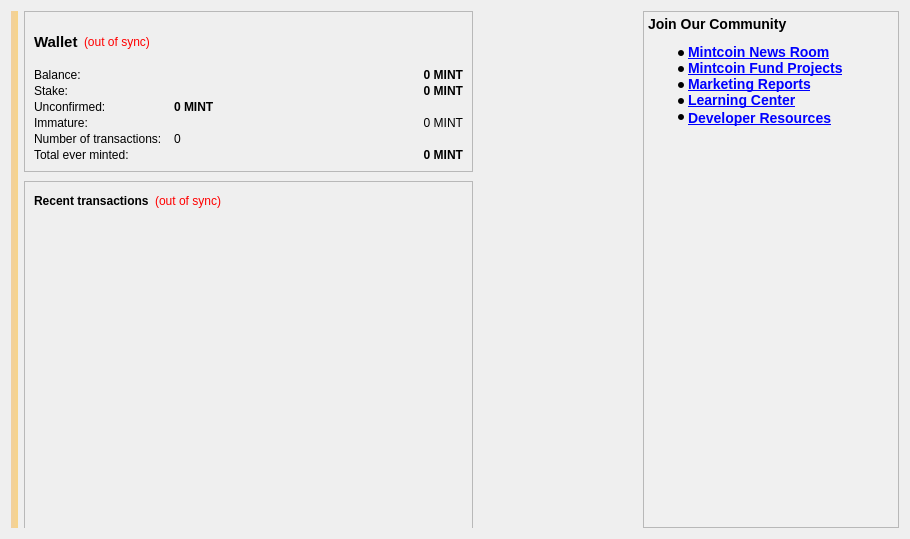
Before: the Qt Designer form src/qt/forms/overviewpage.ui in MintcoinCommunity/Mintcoin-Desktop-Wallet, drawn with Qt 5.
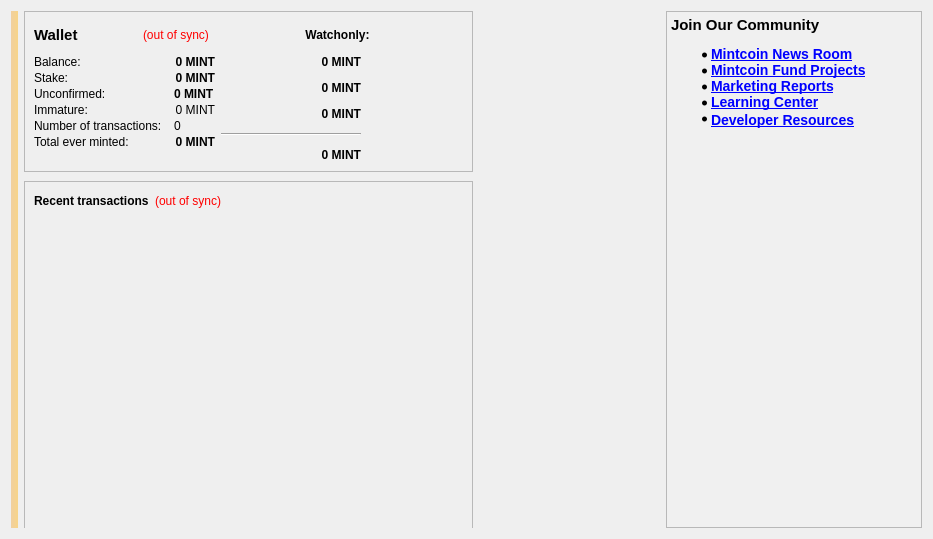
After: the same form once the commit is applied. Icons and pictures are not drawn.

What changed in the file:
```diff
--- a/src/qt/forms/overviewpage.ui
+++ b/src/qt/forms/overviewpage.ui
@@ -6,20 +6,14 @@
    <rect>
     <x>0</x>
     <y>0</y>
-    <width>910</width>
+    <width>933</width>
     <height>539</height>
    </rect>
   </property>
-  <property name="minimumSize">
-   <size>
-    <width>0</width>
-    <height>0</height>
-   </size>
-  </property>
   <property name="windowTitle">
    <string>Form</string>
   </property>
-  <layout class="QHBoxLayout" name="horizontalLayout" stretch="0,1">
+  <layout class="QHBoxLayout" name="horizontalLayout" stretch="0,1,0">
     <item>
     <widget class="QLabel" name="labelAlerts">
      <property name="visible">
@@ -68,9 +62,11 @@
       </property>
       <layout class="QVBoxLayout" name="verticalLayout_8">
        <item>
-        <layout class="QHBoxLayout" name="horizontalLayout_6">
+        <layout class="QHBoxLayout" name="horizontalLayout_4">
          <item>
-          <widget class="QLabel" name="label_13">
+          <layout class="QHBoxLayout" name="horizontalLayout_7">
+           <item>
+            <widget class="QLabel" name="label_5">
            <property name="font">
             <font>
              <pointsize>11</pointsize>
@@ -99,11 +95,34 @@
            </property>
           </widget>
          </item>
+          </layout>
+         </item>
          <item>
-          <spacer name="horizontalSpacer_4">
+          <layout class="QHBoxLayout" name="horizontalLayout_8">
+           <item>
+            <widget class="QLabel" name="labelWatchonly">
+             <property name="font">
+              <font>
+               <weight>75</weight>
+               <bold>true</bold>
+              </font>
+             </property>
+             <property name="text">
+              <string>Watchonly:</string>
+             </property>
+             <property name="alignment">
+              <set>Qt::AlignCenter</set>
+             </property>
+            </widget>
+           </item>
+           <item>
+            <spacer name="horizontalSpacer_2">
            <property name="orientation">
             <enum>Qt::Horizontal</enum>
            </property>
+             <property name="sizeType">
+              <enum>QSizePolicy::Preferred</enum>
+             </property>
            <property name="sizeHint" stdset="0">
             <size>
              <width>40</width>
@@ -114,8 +133,12 @@
          </item>
         </layout>
        </item>
+        </layout>
+       </item>
        <item>
-        <layout class="QFormLayout" name="formLayout_4">
+        <layout class="QHBoxLayout" name="horizontalLayout_3">
+         <item>
+          <layout class="QFormLayout" name="formLayout_2">
          <property name="fieldGrowthPolicy">
           <enum>QFormLayout::AllNonFixedFieldsGrow</enum>
          </property>
@@ -289,7 +312,157 @@
          </item>
         </layout>
        </item>
-      </layout>
+         <item>
+          <layout class="QFormLayout" name="formLayout">
+           <property name="fieldGrowthPolicy">
+            <enum>QFormLayout::AllNonFixedFieldsGrow</enum>
+           </property>
+           <property name="horizontalSpacing">
+            <number>12</number>
+           </property>
+           <property name="verticalSpacing">
+            <number>12</number>
+           </property>
+           <item row="0" column="1">
+            <widget class="QLabel" name="labelWatchAvailable">
+             <property name="font">
+              <font>
+               <weight>75</weight>
+               <bold>true</bold>
+              </font>
+             </property>
+             <property name="cursor">
+              <cursorShape>IBeamCursor</cursorShape>
+             </property>
+             <property name="toolTip">
+              <string>Your current balance in watchonly addresses</string>
+             </property>
+             <property name="text">
+              <string>0 MINT</string>
+             </property>
+             <property name="alignment">
+              <set>Qt::AlignRight|Qt::AlignTrailing|Qt::AlignVCenter</set>
+             </property>
+             <property name="textInteractionFlags">
+              <set>Qt::LinksAccessibleByMouse|Qt::TextSelectableByKeyboard|Qt::TextSelectableByMouse</set>
+             </property>
+            </widget>
+           </item>
+           <item row="1" column="1">
+            <widget class="QLabel" name="labelWatchPending">
+             <property name="font">
+              <font>
+               <weight>75</weight>
+               <bold>true</bold>
+              </font>
+             </property>
+             <property name="cursor">
+              <cursorShape>IBeamCursor</cursorShape>
+             </property>
+             <property name="toolTip">
+              <string>Unconfirmed transactions to watchonly addresses</string>
+             </property>
+             <property name="text">
+              <string>0 MINT</string>
+             </property>
+             <property name="alignment">
+              <set>Qt::AlignRight|Qt::AlignTrailing|Qt::AlignVCenter</set>
+             </property>
+             <property name="textInteractionFlags">
+              <set>Qt::LinksAccessibleByMouse|Qt::TextSelectableByKeyboard|Qt::TextSelectableByMouse</set>
+             </property>
+            </widget>
+           </item>
+           <item row="2" column="1">
+            <widget class="QLabel" name="labelWatchImmature">
+             <property name="font">
+              <font>
+               <weight>75</weight>
+               <bold>true</bold>
+              </font>
+             </property>
+             <property name="cursor">
+              <cursorShape>IBeamCursor</cursorShape>
+             </property>
+             <property name="toolTip">
+              <string>Mined balance in watchonly addresses that has not yet matured</string>
+             </property>
+             <property name="text">
+              <string>0 MINT</string>
+             </property>
+             <property name="alignment">
+              <set>Qt::AlignRight|Qt::AlignTrailing|Qt::AlignVCenter</set>
+             </property>
+             <property name="textInteractionFlags">
+              <set>Qt::LinksAccessibleByMouse|Qt::TextSelectableByKeyboard|Qt::TextSelectableByMouse</set>
+             </property>
+            </widget>
+           </item>
+           <item row="3" column="0" colspan="2">
+            <widget class="Line" name="lineWatchBalance">
+             <property name="sizePolicy">
+              <sizepolicy hsizetype="Preferred" vsizetype="Fixed">
+               <horstretch>0</horstretch>
+               <verstretch>0</verstretch>
+              </sizepolicy>
+             </property>
+             <property name="minimumSize">
+              <size>
+               <width>140</width>
+               <height>0</height>
+              </size>
+             </property>
+             <property name="orientation">
+              <enum>Qt::Horizontal</enum>
+             </property>
+            </widget>
+           </item>
+           <item row="4" column="1">
+            <widget class="QLabel" name="labelWatchTotal">
+             <property name="font">
+              <font>
+               <weight>75</weight>
+               <bold>true</bold>
+              </font>
+             </property>
+             <property name="cursor">
+              <cursorShape>IBeamCursor</cursorShape>
+             </property>
+             <property name="toolTip">
+              <string>Current total balance in watchonly addresses</string>
+             </property>
+             <property name="text">
+              <string>0 MINT</string>
+             </property>
+             <property name="alignment">
+              <set>Qt::AlignRight|Qt::AlignTrailing|Qt::AlignVCenter</set>
+             </property>
+             <property name="textInteractionFlags">
+              <set>Qt::LinksAccessibleByMouse|Qt::TextSelectableByKeyboard|Qt::TextSelectableByMouse</set>
+             </property>
+            </widget>
+           </item>
+          </layout>
+         </item>
+         <item>
+          <spacer name="horizontalSpacer_3">
+           <property name="orientation">
+            <enum>Qt::Horizontal</enum>
+           </property>
+           <property name="sizeType">
+            <enum>QSizePolicy::Expanding</enum>
+           </property>
+           <property name="sizeHint" stdset="0">
+            <size>
+             <width>20</width>
+             <height>20</height>
+            </size>
+           </property>
+          </spacer>
+         </item>
+        </layout>
+       </item>
+      </layout>
      </widget>
      <widget class="QFrame" name="frame_5">
       <property name="geometry">
@@ -320,7 +493,7 @@
         <number>9</number>
        </property>
        <item>
-        <layout class="QHBoxLayout" name="horizontalLayout_4">
+        <layout class="QHBoxLayout" name="horizontalLayout_2">
          <item>
           <widget class="QLabel" name="label_18">
            <property name="text">
@@ -390,13 +563,13 @@
         <string>&lt;!DOCTYPE HTML PUBLIC &quot;-//W3C//DTD HTML 4.0//EN&quot; &quot;http://www.w3.org/TR/REC-html40/strict.dtd&quot;&gt;
 &lt;html&gt;&lt;head&gt;&lt;meta name=&quot;qrichtext&quot; content=&quot;1&quot; /&gt;&lt;style type=&quot;text/css&quot;&gt;
 p, li { white-space: pre-wrap; }
-&lt;/style&gt;&lt;/head&gt;&lt;body style=&quot; font-family:'Cantarell'; font-size:11pt; font-weight:400; font-style:normal;&quot; bgcolor=&quot;#f0f0f0&quot;&gt;
-&lt;p style=&quot; margin-top:14px; margin-bottom:12px; margin-left:0px; margin-right:0px; -qt-block-indent:0; text-indent:0px;&quot;&gt;&lt;span style=&quot; font-family:'Odin Rounded'; font-size:large; font-weight:600;&quot;&gt;Join Our Community&lt;/span&gt;&lt;/p&gt;
-&lt;ul style=&quot;margin-top: 0px; margin-bottom: 0px; margin-left: 0px; margin-right: 0px; -qt-list-indent: 1;&quot;&gt;&lt;li style=&quot; font-size:16px;&quot; style=&quot; margin-top:12px; margin-bottom:0px; margin-left:0px; margin-right:0px; -qt-block-indent:0; text-indent:0px;&quot;&gt;&lt;a href=&quot;http://mintcoinofficial.com/category/mintcoin-news/&quot;&gt;&lt;span style=&quot; font-size:14px; font-weight:600; text-decoration: underline; color:#0000ff;&quot;&gt;Mintcoin News Room&lt;/span&gt;&lt;/a&gt;&lt;span style=&quot; font-size:14px; font-weight:600;&quot;&gt; &lt;/span&gt;&lt;/li&gt;
-&lt;li style=&quot; font-size:16px;&quot; style=&quot; margin-top:0px; margin-bottom:0px; margin-left:0px; margin-right:0px; -qt-block-indent:0; text-indent:0px;&quot;&gt;&lt;a href=&quot;http://mintcoinfund.org/&quot;&gt;&lt;span style=&quot; font-size:14px; font-weight:600; text-decoration: underline; color:#0000ff;&quot;&gt;Mintcoin Fund Projects&lt;/span&gt;&lt;/a&gt;&lt;span style=&quot; font-size:14px; font-weight:600;&quot;&gt; &lt;/span&gt;&lt;/li&gt;
-&lt;li style=&quot; font-size:16px;&quot; style=&quot; margin-top:0px; margin-bottom:0px; margin-left:0px; margin-right:0px; -qt-block-indent:0; text-indent:0px;&quot;&gt;&lt;a href=&quot;http://mintcoinofficial.com/category/marketing-reports/&quot;&gt;&lt;span style=&quot; font-size:14px; font-weight:600; text-decoration: underline; color:#0000ff;&quot;&gt;Marketing Reports&lt;/span&gt;&lt;/a&gt;&lt;span style=&quot; font-size:14px; font-weight:600;&quot;&gt; &lt;/span&gt;&lt;/li&gt;
-&lt;li style=&quot; font-size:16px;&quot; style=&quot; margin-top:0px; margin-bottom:0px; margin-left:0px; margin-right:0px; -qt-block-indent:0; text-indent:0px;&quot;&gt;&lt;a href=&quot;https://www.youtube.com/playlist?list=PLs12F4R6722zu1nOkXh1qn6MVvz3TgJfX&quot;&gt;&lt;span style=&quot; font-size:14px; font-weight:600; text-decoration: underline; color:#0000ff;&quot;&gt;Learning Center&lt;/span&gt;&lt;/a&gt;&lt;span style=&quot; font-size:14px; font-weight:600;&quot;&gt; &lt;/span&gt;&lt;/li&gt;
-&lt;li style=&quot; font-size:16px;&quot; style=&quot; margin-top:0px; margin-bottom:12px; margin-left:0px; margin-right:0px; -qt-block-indent:0; text-indent:0px;&quot;&gt;&lt;a href=&quot;http://mintcoinofficial.com/category/developer-resources/&quot;&gt;&lt;span style=&quot; font-size:14px; font-weight:600; text-decoration: underline; color:#0000ff;&quot;&gt;Developer Resources&lt;/span&gt;&lt;/a&gt;&lt;span style=&quot; font-size:16px;&quot;&gt; &lt;/span&gt;&lt;/li&gt;&lt;/ul&gt;
+&lt;/style&gt;&lt;/head&gt;&lt;body style=&quot; font-family:'Noto Sans'; font-size:9pt; font-weight:400; font-style:normal;&quot; bgcolor=&quot;#f0f0f0&quot;&gt;
+&lt;p style=&quot; margin-top:14px; margin-bottom:12px; margin-left:0px; margin-right:0px; -qt-block-indent:0; text-indent:0px;&quot;&gt;&lt;span style=&quot; font-family:'Odin Rounded'; font-size:11pt; font-weight:600;&quot;&gt;Join Our Community&lt;/span&gt;&lt;/p&gt;
+&lt;ul style=&quot;margin-top: 0px; margin-bottom: 0px; margin-left: 0px; margin-right: 0px; -qt-list-indent: 1;&quot;&gt;&lt;li style=&quot; font-family:'Cantarell'; font-size:11pt;&quot; style=&quot; margin-top:12px; margin-bottom:0px; margin-left:0px; margin-right:0px; -qt-block-indent:0; text-indent:0px;&quot;&gt;&lt;a href=&quot;http://mintcoinofficial.com/category/mintcoin-news/&quot;&gt;&lt;span style=&quot; font-size:14px; font-weight:600; text-decoration: underline; color:#0000ff;&quot;&gt;Mintcoin News Room&lt;/span&gt;&lt;/a&gt;&lt;span style=&quot; font-size:14px; font-weight:600;&quot;&gt; &lt;/span&gt;&lt;/li&gt;
+&lt;li style=&quot; font-family:'Cantarell'; font-size:11pt;&quot; style=&quot; margin-top:0px; margin-bottom:0px; margin-left:0px; margin-right:0px; -qt-block-indent:0; text-indent:0px;&quot;&gt;&lt;a href=&quot;http://mintcoinfund.org/&quot;&gt;&lt;span style=&quot; font-size:14px; font-weight:600; text-decoration: underline; color:#0000ff;&quot;&gt;Mintcoin Fund Projects&lt;/span&gt;&lt;/a&gt;&lt;span style=&quot; font-size:14px; font-weight:600;&quot;&gt; &lt;/span&gt;&lt;/li&gt;
+&lt;li style=&quot; font-family:'Cantarell'; font-size:11pt;&quot; style=&quot; margin-top:0px; margin-bottom:0px; margin-left:0px; margin-right:0px; -qt-block-indent:0; text-indent:0px;&quot;&gt;&lt;a href=&quot;http://mintcoinofficial.com/category/marketing-reports/&quot;&gt;&lt;span style=&quot; font-size:14px; font-weight:600; text-decoration: underline; color:#0000ff;&quot;&gt;Marketing Reports&lt;/span&gt;&lt;/a&gt;&lt;span style=&quot; font-size:14px; font-weight:600;&quot;&gt; &lt;/span&gt;&lt;/li&gt;
+&lt;li style=&quot; font-family:'Cantarell'; font-size:11pt;&quot; style=&quot; margin-top:0px; margin-bottom:0px; margin-left:0px; margin-right:0px; -qt-block-indent:0; text-indent:0px;&quot;&gt;&lt;a href=&quot;https://www.youtube.com/playlist?list=PLs12F4R6722zu1nOkXh1qn6MVvz3TgJfX&quot;&gt;&lt;span style=&quot; font-size:14px; font-weight:600; text-decoration: underline; color:#0000ff;&quot;&gt;Learning Center&lt;/span&gt;&lt;/a&gt;&lt;span style=&quot; font-size:14px; font-weight:600;&quot;&gt; &lt;/span&gt;&lt;/li&gt;
+&lt;li style=&quot; font-family:'Cantarell'; font-size:11pt;&quot; style=&quot; margin-top:0px; margin-bottom:12px; margin-left:0px; margin-right:0px; -qt-block-indent:0; text-indent:0px;&quot;&gt;&lt;a href=&quot;http://mintcoinofficial.com/category/developer-resources/&quot;&gt;&lt;span style=&quot; font-size:14px; font-weight:600; text-decoration: underline; color:#0000ff;&quot;&gt;Developer Resources&lt;/span&gt;&lt;/a&gt;&lt;span style=&quot; font-size:16px;&quot;&gt; &lt;/span&gt;&lt;/li&gt;&lt;/ul&gt;
 &lt;p style=&quot; margin-top:12px; margin-bottom:12px; margin-left:0px; margin-right:0px; -qt-block-indent:0; text-indent:0px;&quot;&gt;&lt;img src=&quot;:/images/about&quot; width=&quot;-2&quot; /&gt;&lt;/p&gt;&lt;/body&gt;&lt;/html&gt;</string>
        </property>
        <property name="openExternalLinks">
```
Left out of the diff: 6 changed lines with no effect on the pictures. Lines whose indentation alone changed are shown as unchanged.
